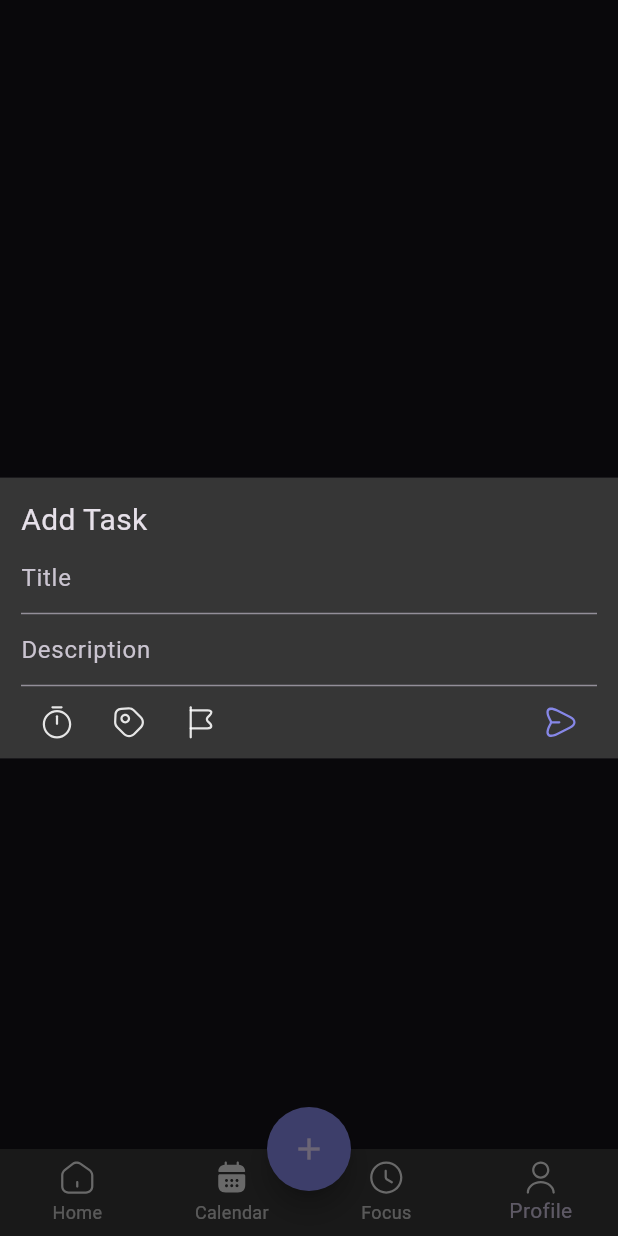
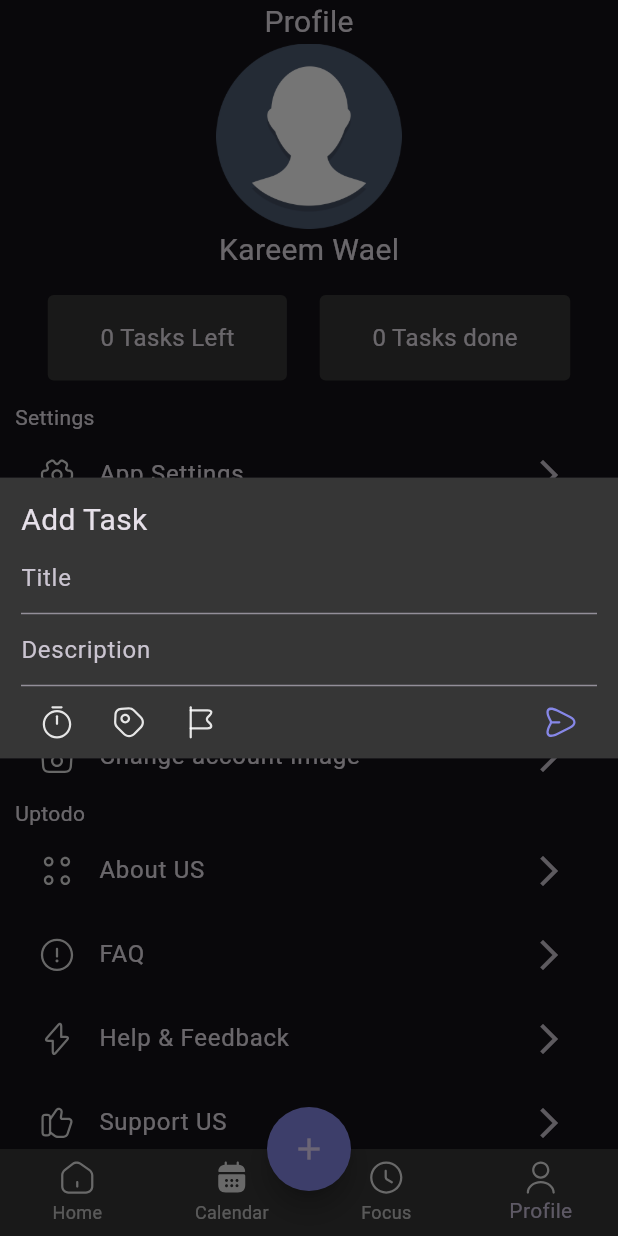
Before and after one commit to kareemwael9898/uptodo, a Flutter app: the screen it shows after launch, item 4 of the bottom bar chosen, after a tap on the "add" icon, on a phone screen of 412 x 824 dp. Run offline on Flutter 3.47's test engine with Material 3 defaults, Android fonts, the phone set to English and light mode, and no system bars; our stand-ins replace flutter_svg, persistent_bottom_nav_bar.

Commit message:
Completed The Assignment

```diff
--- a/lib/CalenderScreen.dart
+++ b/lib/CalenderScreen.dart
@@ -252,10 +252,10 @@ class _CalenderScreenState extends State<CalenderScreen> {
                             // ),
                             ListView.builder(
                               itemCount: Todos()
-                                  .getTodosByStatus(
-                                  dateTime: selectedDateTime,
-                                  isChecked: true)
-                                  ?.length ??
+                                      .getTodosByStatus(
+                                          dateTime: selectedDateTime,
+                                          isChecked: true)
+                                      ?.length ??
                                   0,
                               padding: EdgeInsets.symmetric(
                                   horizontal: 0.1 * screenWidth),
@@ -280,6 +280,7 @@ class TodoItem extends StatefulWidget {
   String? title;
   String? desc;
   bool isChecked;
+  TimeOfDay timeOfDay = TimeOfDay.now();
 
   // late Function onCheckBoxChanged;
 
@@ -310,7 +311,8 @@ class _TodoItemState extends State<TodoItem> {
                 // Small delay to show the animation
                 /// TODO check the delay time
                 Future.delayed(
-                  Duration(milliseconds: 150),() {
+                  Duration(milliseconds: 150),
+                  () {
                     print("after 300ms");
                     tabViewSetState(() {
                       widget.isChecked = newValue!;
@@ -330,15 +332,16 @@ class _TodoItemState extends State<TodoItem> {
                 else
                   Text("${widget.title}",
                       overflow: TextOverflow.ellipsis, maxLines: 1),
-                if (widget.desc == null || widget.desc!.isEmpty)
-                  const SizedBox.shrink()
-                else
-                  Text("${widget.desc}",
-                      overflow: TextOverflow.ellipsis, maxLines: 1)
+                Row(
+                  mainAxisAlignment: MainAxisAlignment.spaceBetween,
+                  children: [
+                    Text("Today at ${widget.timeOfDay.format(context)}"),
+                    // Flag Container
+                  ],
+                )
               ],
             ),
           ),
-          // Column(),
         ],
       ),
     );
@@ -355,7 +358,7 @@ String formatDateTime(DateTime dateTime) {
 
 void tests() {
   // String selectedDateFormat = formatDateTime(selectedDateTime);
-  DateTime dateTime2 = DateTime(2024, 9, 12);
+  // DateTime dateTime2 = DateTime(2024, 9, 12);
   // String dateFormat2 = formatDateTime(dateTime2);
   // print("");
   // print("dateTime2");
@@ -363,12 +366,12 @@ void tests() {
   // print(dateTime2.toString().substring(0,0+4+6));
   // print("dateFormat2");
   // print(dateFormat2);
-  Todos().add(
-      dateTime: dateTime2,
-      item: TodoItem(
-        title: "${count++}",
-        desc: "dsdadw",
-      ));
+  // Todos().add(
+  //     dateTime: dateTime2,
+  //     item: TodoItem(
+  //       title: "${count++}",
+  //       desc: "dsdadw",
+  //     ));
   // print(allTodosMap2().getTodos(dateTime2));
   print("completed");
   print(Todos()
@@ -386,10 +389,8 @@ class Todos {
   void add({required DateTime dateTime, required TodoItem item}) {
     String key = formatDateTime(dateTime);
     if (todosMap.containsKey(key)) {
-      print("Contains");
       todosMap[key]!.add(item);
     } else {
-      print("Not Contains");
       todosMap.putIfAbsent(key, () => [item]);
     }
   }
--- a/lib/ProfileScreen.dart
+++ b/lib/ProfileScreen.dart
@@ -1,21 +1,149 @@
 import 'package:flutter/material.dart';
 import 'package:flutter_svg/svg.dart';
+import 'package:focus_todo/CalenderScreen.dart';
 
-class ProfileScreen extends StatelessWidget {
+late Function profileScreenSetState;
+
+class ProfileScreen extends StatefulWidget {
+  @override
+  State<ProfileScreen> createState() => _ProfileScreenState();
+}
+
+class _ProfileScreenState extends State<ProfileScreen> {
   @override
   Widget build(BuildContext context) {
-    // TODO: implement Profile screen
-    // throw UnimplementedError();
-    return Center(
-      child: Container(
-        color: Colors.yellow,
-        child: SvgPicture.asset(
-          "lib/assets/images/user.svg",
-          // width: 100,
-          // height: 100,
-          color: Colors.blue,
+    double screenWidth = MediaQuery.of(context).size.width;
+    profileScreenSetState = setState;
+
+    return SingleChildScrollView(
+      child: SafeArea(
+        child: Padding(
+          padding: const EdgeInsets.symmetric(horizontal: 10),
+          child: Column(
+            crossAxisAlignment: CrossAxisAlignment.start,
+            children: [
+              Center(
+                child: Column(
+                  children: [
+                    const Text(
+                      "Profile",
+                      style: TextStyle(fontSize: 20),
+                    ),
+                    Image(
+                      image: const AssetImage("lib/assets/images/profile.png"),
+                      width: screenWidth * 0.3,
+                    ),
+                    const Text(
+                      "Kareem Wael",
+                      style: TextStyle(fontSize: 20),
+                    ),
+                  ],
+                ),
+              ),
+              const SizedBox(height: 15),
+              Row(
+                mainAxisAlignment: MainAxisAlignment.spaceEvenly,
+                children: [
+                  Container(
+                    decoration: BoxDecoration(
+                        color: const Color(0XFF363636),
+                        borderRadius: BorderRadius.circular(4)),
+                    padding:
+                        const EdgeInsets.symmetric(horizontal: 35, vertical: 17),
+                    child: Text(
+                      "${countAllByStatus(isChecked: false)} Tasks Left",
+                      style: const TextStyle(fontSize: 16),
+                    ),
+                  ),
+                  Container(
+                    decoration: BoxDecoration(
+                        color: const Color(0XFF363636),
+                        borderRadius: BorderRadius.circular(4)),
+                    padding:
+                        const EdgeInsets.symmetric(horizontal: 35, vertical: 17),
+                    child: Text(
+                      "${countAllByStatus(isChecked: true)} Tasks done",
+                      style: const TextStyle(fontSize: 16),
+                    ),
+                  ),
+                ],
+              ),
+              const SizedBox(height: 15),
+              const Text("Settings", style: TextStyle(fontSize: 14)),
+              ListTile(
+                leading: SvgPicture.asset("lib/assets/images/settings.svg",
+                    color: Colors.white),
+                title: const Text("App Settings", style: TextStyle(fontSize: 16)),
+                trailing: const Icon(Icons.arrow_forward_ios),
+              ),
+
+              const Text("Account", style: TextStyle(fontSize: 14)),
+              ListTile(
+                leading: SvgPicture.asset("lib/assets/images/user.svg",
+                    color: Colors.white),
+                title: const Text("Change account name", style: TextStyle(fontSize: 16)),
+                trailing: const Icon(Icons.arrow_forward_ios),
+              ),
+              ListTile(
+                leading: SvgPicture.asset("lib/assets/images/key.svg",
+                    color: Colors.white),
+                title: const Text("Change account password", style: TextStyle(fontSize: 16)),
+                trailing: const Icon(Icons.arrow_forward_ios),
+              ),
+              ListTile(
+                leading: SvgPicture.asset("lib/assets/images/camera.svg",
+                    color: Colors.white),
+                title: const Text("Change account Image", style: TextStyle(fontSize: 16)),
+                trailing: const Icon(Icons.arrow_forward_ios),
+              ),
+
+
+              const Text("Uptodo", style: TextStyle(fontSize: 14)),
+              ListTile(
+                leading: SvgPicture.asset("lib/assets/images/menu.svg",
+                    color: Colors.white),
+                title: const Text("About US", style: TextStyle(fontSize: 16)),
+                trailing: const Icon(Icons.arrow_forward_ios),
+              ),
+              ListTile(
+                leading: SvgPicture.asset("lib/assets/images/info.svg",
+                    color: Colors.white),
+                title: const Text("FAQ", style: TextStyle(fontSize: 16)),
+                trailing: const Icon(Icons.arrow_forward_ios),
+              ),
+              ListTile(
+                leading: SvgPicture.asset("lib/assets/images/flash.svg",
+                    color: Colors.white),
+                title: const Text("Help & Feedback", style: TextStyle(fontSize: 16)),
+                trailing: const Icon(Icons.arrow_forward_ios),
+              ),
+              ListTile(
+                leading: SvgPicture.asset("lib/assets/images/like.svg",
+                    color: Colors.white),
+                title: const Text("Support US", style: TextStyle(fontSize: 16)),
+                trailing: const Icon(Icons.arrow_forward_ios),
+              ),
+              ListTile(
+                leading: SvgPicture.asset("lib/assets/images/logout.svg",
+                    color: Colors.red),
+                title: const Text("Log out", style: TextStyle(fontSize: 16,color: Colors.red)),
+              ),
+            ],
+          ),
         ),
       ),
     );
   }
 }
+
+int countAllByStatus({required bool isChecked}) {
+  int count = 0;
+  Todos.todosMap.values.forEach((list) {
+    for (var item in list) {
+      if (item.isChecked == isChecked) {
+        count++;
+      }
+    }
+  });
+  return count;
+}
--- a/lib/main.dart
+++ b/lib/main.dart
@@ -5,6 +5,8 @@ import 'CalenderScreen.dart';
 import 'FocusScreen.dart';
 import 'HomeScreen.dart';
 import 'ProfileScreen.dart';
+
+int selectedScreen = 1;
 
 void main() {
   runApp(myApp());
@@ -48,7 +50,7 @@ class Screen extends StatefulWidget {
 }
 
 class _ScreenState extends State<Screen> {
-  int selectedScreen = 1;
+  // int selectedScreen = 1;
 
   @override
   @override
@@ -73,7 +75,7 @@ class _ScreenState extends State<Screen> {
               return const Dialog(
                 shape: RoundedRectangleBorder(),
                 insetPadding: EdgeInsets.zero,
-                child: AddEditTaskDialog(),
+                child: AddOrEditTaskDialog(),
               );
             },
           );
@@ -94,13 +96,12 @@ class _ScreenState extends State<Screen> {
           });
         },
       ),
-      // resizeToAvoidBottomInset: true,
     );
   }
 }
 
-class AddEditTaskDialog extends StatelessWidget {
-  const AddEditTaskDialog({super.key});
+class AddOrEditTaskDialog extends StatelessWidget {
+  const AddOrEditTaskDialog({super.key});
 
   @override
   Widget build(BuildContext context) {
@@ -108,7 +109,7 @@ class AddEditTaskDialog extends StatelessWidget {
     var descController = TextEditingController();
     return Container(
       color: const Color(0XFF363636),
-      padding: const EdgeInsets.fromLTRB(14,14,14,0),
+      padding: const EdgeInsets.fromLTRB(14, 14, 14, 0),
       child: Column(
         crossAxisAlignment: CrossAxisAlignment.start,
         mainAxisSize: MainAxisSize.min,
@@ -120,7 +121,6 @@ class AddEditTaskDialog extends StatelessWidget {
           TextFormField(
             decoration: InputDecoration(hintText: "Title"),
             controller: titleController,
-            // style: ,
           ),
           TextFormField(
             decoration: const InputDecoration(hintText: "Description"),
@@ -144,12 +144,20 @@ class AddEditTaskDialog extends StatelessWidget {
               ),
               IconButton(
                   onPressed: () {
-                    Todos().add(dateTime: selectedDateTime, item: TodoItem(
-                      title: titleController.text,
-                      desc: descController.text,
-                    ));
+                    Todos().add(
+                        dateTime: selectedDateTime,
+                        item: TodoItem(
+                          title: titleController.text,
+                          desc: descController.text,
+                        ));
 
-                    tabViewSetState((){});
+                    if (selectedScreen == 1) {
+                      print("======= CalenderScreen HERE");
+                      tabViewSetState(() {});
+                    }else if(selectedScreen == 3){
+                      print("======= ProfileScreen HERE");
+                      profileScreenSetState((){});
+                    }
 
                     // Reset Text Forms
                     titleController.clear();
```
Also changed, not shown: lib/assets/images/camera.svg (added), lib/assets/images/flash.svg (added), lib/assets/images/info.svg (added), lib/assets/images/key.svg (added), lib/assets/images/like.svg (added), lib/assets/images/logout.svg (added), lib/assets/images/menu.svg (added), lib/assets/images/profile.png (added), lib/assets/images/settings.svg (added).
